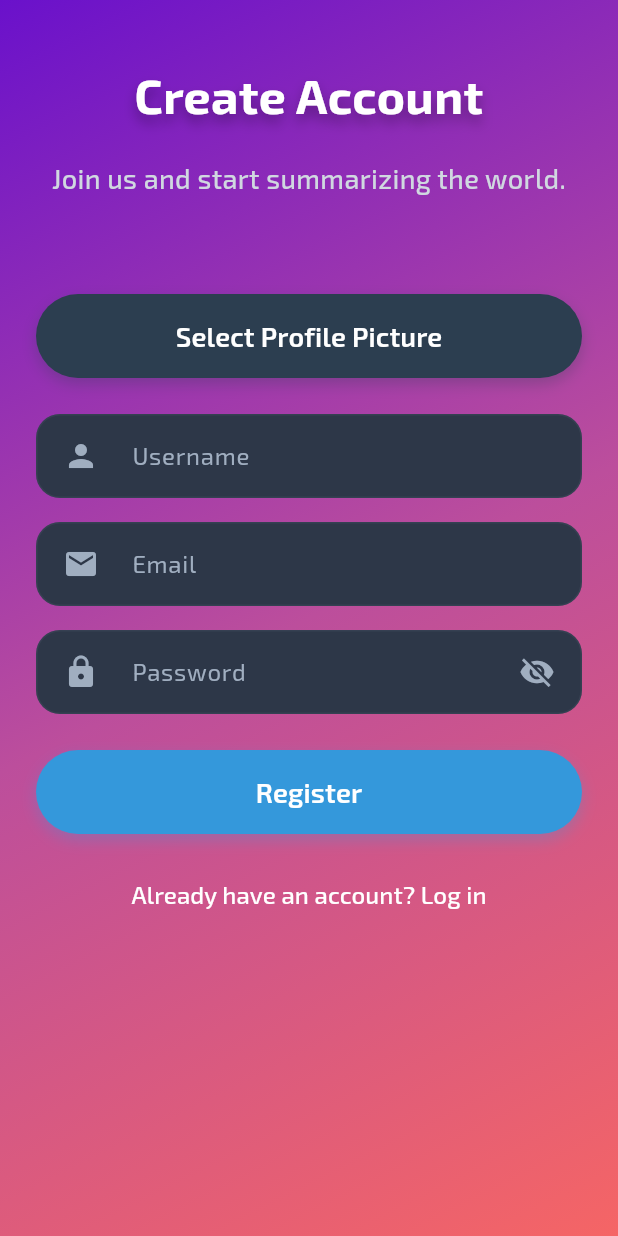
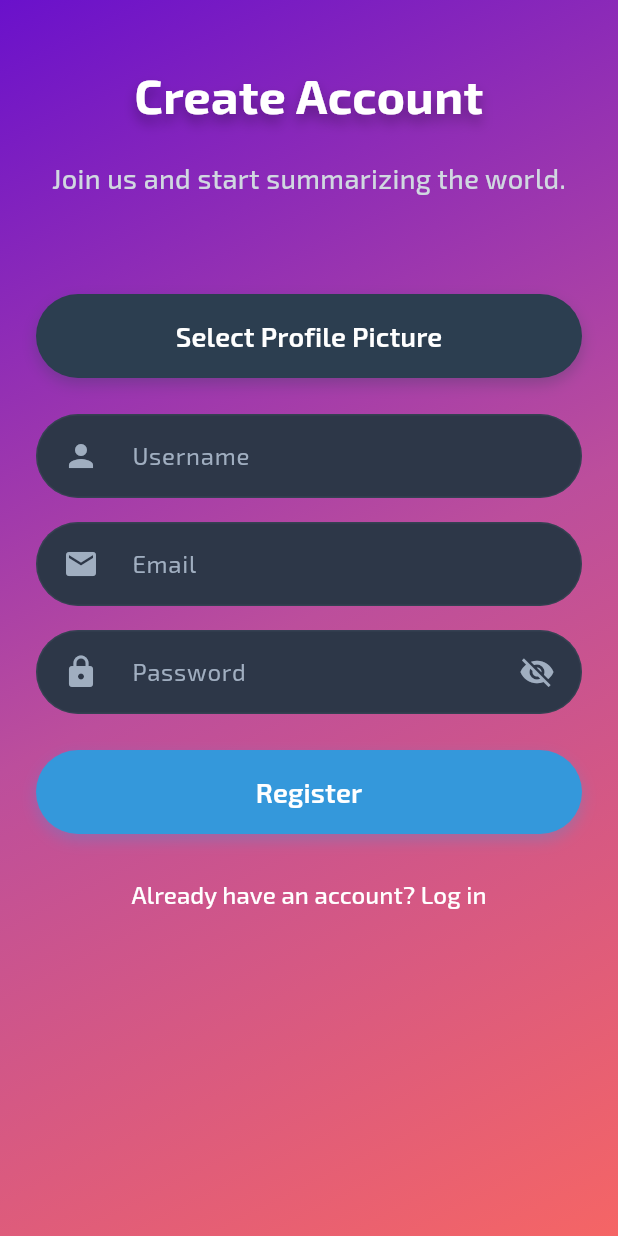
Before and after one commit to opiyodonpaul/sycx, a Flutter app: the Register screen opened by its route, on a phone screen of 412 x 824 dp. Run offline on Flutter 3.47's test engine with Material 3 defaults, Android fonts, the light colour scheme and no system bars; our stand-ins replace flutter_secure_storage, flutter_spinkit, flutter_staggered_animations, fluttertoast, google_fonts, image_picker; accounts and stored records are empty; network calls fail.

Commit message:
code update

```diff
--- a/sycx_flutter_app/lib/widgets/custom_textfield.dart
+++ b/sycx_flutter_app/lib/widgets/custom_textfield.dart
@@ -34,11 +34,11 @@
         filled: true,
         fillColor: AppColors.textFieldFillColor,
         border: OutlineInputBorder(
-          borderRadius: BorderRadius.circular(16),
+          borderRadius: BorderRadius.circular(80),
           borderSide: BorderSide.none,
         ),
         enabledBorder: OutlineInputBorder(
-          borderRadius: BorderRadius.circular(16),
+          borderRadius: BorderRadius.circular(80),
           borderSide: BorderSide(
             color: AppColors.textFieldBorderColor.withOpacity(0.3),
           ),
```
